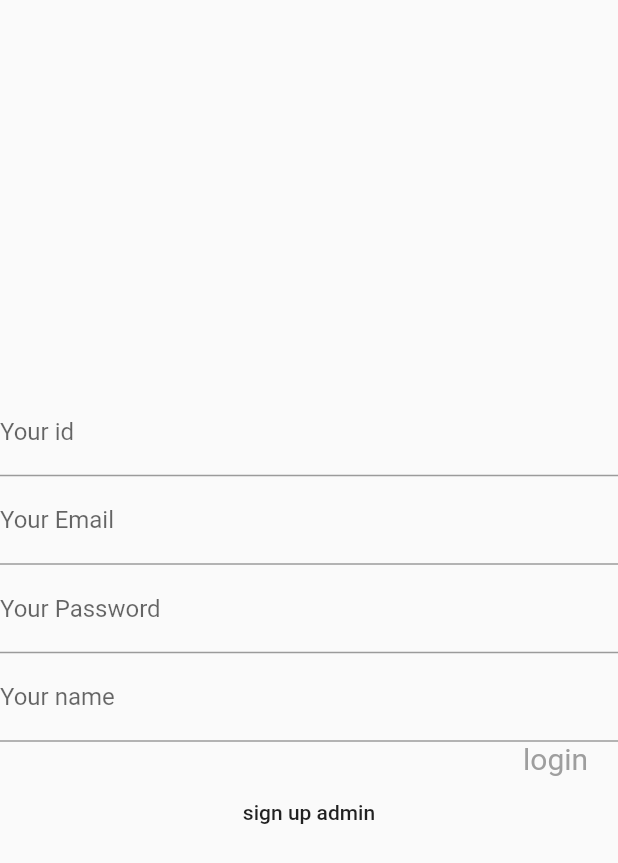
After one commit to moataz-mohamed194/E-Exam, a Flutter app: the Adminsignup screen opened directly, after a tap on "sign up admin", on a phone screen of 412 x 824 dp. The commit adds this screen. Shown: the top 863 px of the screen. Run offline on Flutter 3.47's test engine with Material 2 defaults, Android fonts, the phone set to English and light mode, and no system bars; our stand-ins replace sqflite, toast; accounts and stored records are empty.

Commit message:
make admin can accept the request to login

```diff
--- /dev/null
+++ b/lib/Database/Database.dart
@@ -0,0 +1,102 @@
+import 'dart:io';
+
+import 'package:sqflite/sqflite.dart';
+import 'dart:async';
+import 'dart:io' as io;
+import 'package:path/path.dart';
+import 'package:path_provider/path_provider.dart';
+
+class database {
+  static Database _db;
+  //to check database is created
+  Future<Database> get db async {
+    if (_db == null) {
+      _db = await initialDB();
+      return _db;
+    } else if (_db != null) {
+      return _db;
+    }
+  }
+
+  initialDB() async {
+    //here start your path from the beginning of the app
+    Directory docDirect = await getApplicationDocumentsDirectory();
+    // the name of database is exam.db
+    String path = join('exam/', 'exam.db');
+    //go to function _onCreate and create that table in it
+    var mydb = await openDatabase(path, version: 5, onCreate: _onCreate);
+    print(path);
+    return mydb;
+  }
+
+  //to create table for admines
+  _onCreate(Database db, int version) async {
+    await db.execute(
+        'CREATE TABLE `Professor_request` (`ID`	INTEGER PRIMARY KEY AUTOINCREMENT,	`Nationalid`	INTEGER UNIQUE,	`realName`	TEXT,	`Password`	TEXT,	`graduted`	TEXT,	`age`	INTEGER)');
+    await db.execute(
+        'CREATE TABLE `Admin_request` (	`ID`	INTEGER PRIMARY KEY AUTOINCREMENT UNIQUE,	`Nationalid`	INTEGER UNIQUE,	`Email`	TEXT UNIQUE,	`realName`	TEXT,	`Password`	TEXT)');
+    await db.execute(
+        'CREATE TABLE `Professor` (`ID`	INTEGER PRIMARY KEY AUTOINCREMENT,	`Nationalid`	INTEGER UNIQUE,	`realName`	TEXT,	`Password`	TEXT,	`graduted`	TEXT,	`age`	INTEGER)');
+
+    await db.execute(
+        'CREATE TABLE `Admin` (	`ID`	INTEGER PRIMARY KEY AUTOINCREMENT UNIQUE,	`Nationalid`	INTEGER UNIQUE,	`Email`	TEXT UNIQUE,	`realName`	TEXT,	`Password`	TEXT)');
+    await db.execute(
+        '  CREATE TABLE `Student` (	`ID`	INTEGER PRIMARY KEY AUTOINCREMENT UNIQUE,	`Email`	TEXT UNIQUE,	`realName`	TEXT,	`Password`	TEXT)');
+  }
+
+  Future<int> sendtodatabase(String table, String id, String name, String email,
+      String password) async {
+    var dbclient = await db;
+    // _onCreate(_db, 0);
+    int add = await dbclient.insert('$table', {
+      'Nationalid': int.parse(id),
+      'Email': '$email',
+      'realName': '$name',
+      'Password': '$password'
+    });
+    print(add);
+    return add;
+  }
+
+  Future<List> check_your_email_and_password(
+      String table_name, String emailadmin) async {
+    var dbclient = await db;
+    return await dbclient.query("$table_name", where: 'Email="$emailadmin"');
+  }
+
+  Future<List> get_request() async {
+    var dbclient = await db;
+    return await dbclient.query("Admin_request");
+  }
+
+  Future<int> accept(int nationalid, String email, String realName,
+      String password, int id) async {
+    var dbclient = await db;
+    //_onCreate(_db, 0);
+    int delete =
+        await dbclient.rawUpdate('DELETE FROM Admin_request where ID=$id');
+    int add = await dbclient.insert('Admin', {
+      'Nationalid': '$nationalid',
+      'Email': '$email',
+      'realName': '$realName',
+      'Password': '$password',
+    });
+    print(add);
+    return delete;
+  }
+
+  Future<int> sendtodatabase1(String table, String name, int nationalid,
+      String password, String graduted, int age) async {
+    var dbclient = await db;
+    //_onCreate(_db, 0);
+    int add = await dbclient.insert(table, {
+      'Nationalid': '$nationalid',
+      'realName': '$name',
+      'Password': '$password',
+      'graduted': '$graduted',
+      'age': '$age'
+    });
+    print(add);
+    return add;
+  }
+}
--- /dev/null
+++ b/lib/Login/signupadmin.dart
@@ -0,0 +1,176 @@
+import 'package:flutter/cupertino.dart';
+import 'package:flutter/material.dart';
+import 'package:toast/toast.dart' as Toast;
+import '../Database/Database.dart';
+import 'professor.dart';
+
+class Adminsignup extends StatefulWidget {
+  @override
+  State<StatefulWidget> createState() {
+    // TODO: implement createState
+    return AdminsignupPage();
+  }
+}
+
+class AdminsignupPage extends State<Adminsignup> {
+  final _formKey = GlobalKey<FormState>();
+  final FocusNode Adminemailnode = FocusNode();
+  final FocusNode Adminnamenode = FocusNode();
+  final FocusNode Adminnationalidnode = FocusNode();
+  final FocusNode Adminpasswordnode = FocusNode();
+  TextEditingController Adminemail;
+  TextEditingController Adminname;
+  TextEditingController Adminnationalid;
+  TextEditingController Adminpassword;
+  String Adminemailsave, Adminpasswordsave, Adminnamesave, Adminnationalidsave;
+  void initState() {
+    super.initState();
+    Adminemail = new TextEditingController();
+    Adminname = new TextEditingController();
+    Adminnationalid = new TextEditingController();
+    Adminpassword = new TextEditingController();
+  }
+
+  _fieldFocusChange(
+      BuildContext context, FocusNode currentFocus, FocusNode nextFocus) {
+    currentFocus.unfocus();
+    FocusScope.of(context).requestFocus(nextFocus);
+  }
+
+  login(String national, String name, String id, String password) async {
+    database api = new database();
+    var l =
+        await api.sendtodatabase('Admin_request', national, name, id, password);
+    print(l);
+  }
+
+  @override
+  Widget build(BuildContext context) {
+    return Scaffold(
+      body: Center(
+        child: Column(
+          mainAxisAlignment: MainAxisAlignment.center,
+          children: <Widget>[
+            Form(
+              key: _formKey,
+              child: Column(
+                children: <Widget>[
+                  TextFormField(
+                    keyboardType: TextInputType.number,
+                    controller: Adminnationalid,
+                    focusNode: Adminnationalidnode,
+                    textInputAction: TextInputAction.next,
+                    onSaved: (input) => Adminnationalidsave = input,
+                    onFieldSubmitted: (term) {
+                      _fieldFocusChange(
+                          context, Adminnationalidnode, Adminemailnode);
+                    },
+                    decoration: InputDecoration(
+                      labelText: "Your id",
+                      hintText: "Enter your id",
+                    ),
+                    validator: (value) {
+                      if (value.isEmpty) {
+                        return 'Enter Your id';
+                      } else {
+                        return null;
+                      }
+                    },
+                  ),
+                  TextFormField(
+                    keyboardType: TextInputType.text,
+                    controller: Adminemail,
+                    focusNode: Adminemailnode,
+                    textInputAction: TextInputAction.next,
+                    onSaved: (input) => Adminemailsave = input,
+                    onFieldSubmitted: (term) {
+                      _fieldFocusChange(
+                          context, Adminemailnode, Adminpasswordnode);
+                    },
+                    decoration: InputDecoration(
+                      labelText: "Your Email",
+                      hintText: "Enter your Email",
+                    ),
+                    validator: (value) {
+                      if (value.isEmpty) {
+                        return 'Enter Your Email';
+                      } else {
+                        return null;
+                      }
+                    },
+                  ),
+                  TextFormField(
+                    keyboardType: TextInputType.text,
+                    controller: Adminpassword,
+                    focusNode: Adminpasswordnode,
+                    textInputAction: TextInputAction.done,
+                    onSaved: (input) => Adminpasswordsave = input,
+                    onFieldSubmitted: (term) {
+                      _fieldFocusChange(
+                          context, Adminpasswordnode, Adminnamenode);
+                    },
+                    decoration: InputDecoration(
+                      labelText: "Your Password",
+                      hintText: "Enter your Password",
+                    ),
+                    validator: (value) {
+                      if (value.isEmpty) {
+                        return 'Enter Your Password';
+                      } else {
+                        return null;
+                      }
+                    },
+                  ),
+                  TextFormField(
+                    keyboardType: TextInputType.text,
+                    controller: Adminname,
+                    focusNode: Adminnamenode,
+                    textInputAction: TextInputAction.done,
+                    onSaved: (input) => Adminnamesave = input,
+                    onFieldSubmitted: (value) {
+                      Adminnamenode.unfocus();
+                    },
+                    decoration: InputDecoration(
+                      labelText: "Your name",
+                      hintText: "Enter your name",
+                    ),
+                    validator: (value) {
+                      if (value.isEmpty) {
+                        return 'Enter Your name';
+                      } else {
+                        return null;
+                      }
+                    },
+                  )
+                ],
+              ),
+            ),
+            Container(
+              margin: EdgeInsets.only(right: 15),
+              alignment: Alignment.centerRight,
+              child: InkWell(
+                child: Text(
+                  "login ",
+                  style: TextStyle(color: Colors.grey, fontSize: 20),
+                ),
+                onTap: () {
+                  Navigator.of(context).pop();
+                },
+              ),
+            ),
+            FlatButton(
+              child: Text(
+                "sign up admin",
+              ),
+              onPressed: () {
+                login(Adminnationalid.text, Adminname.text, Adminemail.text,
+                    Adminpassword.text);
+                print("cccccccccc");
+              },
+            ),
+          ],
+        ),
+      ),
+    );
+  }
+}
--- a/lib/Login/signupforprofessor.dart
+++ b/lib/Login/signupforprofessor.dart
@@ -1,3 +1,4 @@
+import 'package:exam/Database/Database.dart';
 import 'package:flutter/cupertino.dart';
 import 'package:flutter/material.dart';
 
@@ -43,7 +44,13 @@ class ProfessorsignupPage extends State<Professorsignup> {
     FocusScope.of(context).requestFocus(nextFocus);
   }
 
-  login() {}
+  login(String name, int id, String password, String graduated, int age) async {
+    database api = new database();
+    var l = await api.sendtodatabase1(
+        'Professor_request', name, id, password, graduated, age);
+    print(l);
+  }
+
   @override
   Widget build(BuildContext context) {
     return Scaffold(
@@ -189,6 +196,12 @@ class ProfessorsignupPage extends State<Professorsignup> {
                 "sign up Professor",
               ),
               onPressed: () {
+                login(
+                    Professorname.text,
+                    int.parse(Professorid.text),
+                    Professorpassword.text,
+                    Professorgraduated.text,
+                    int.parse(Professorage.text));
                 print("cccccccccc");
               },
             ),
--- a/pubspec.yaml
+++ b/pubspec.yaml
@@ -24,6 +24,10 @@ dependencies:
   # Use with the CupertinoIcons class for iOS style icons.
   cupertino_icons: ^0.1.2
   sqflite: any
+  path_provider: any
+  fluttertoast: ^3.1.3
+  toast: ^0.1.5
+
 
 dev_dependencies:
   flutter_test:
```
Also changed, not shown: lib/Admin/mainpageforadmin.dart (added, +39 -0 lines), lib/Admin/request.dart (added, +83 -0 lines), lib/Login/Admin.dart (+41 -3 lines), lib/main.dart (+11 -1 lines), pubspec.lock, 1 other file.
